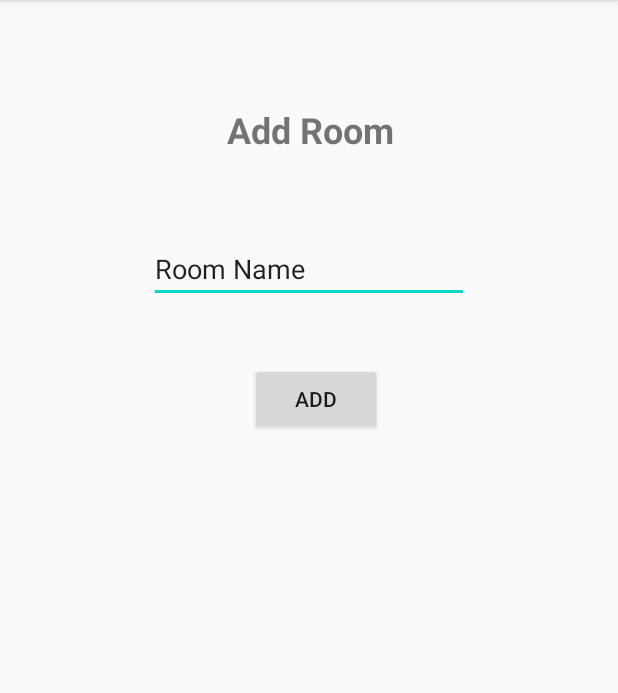
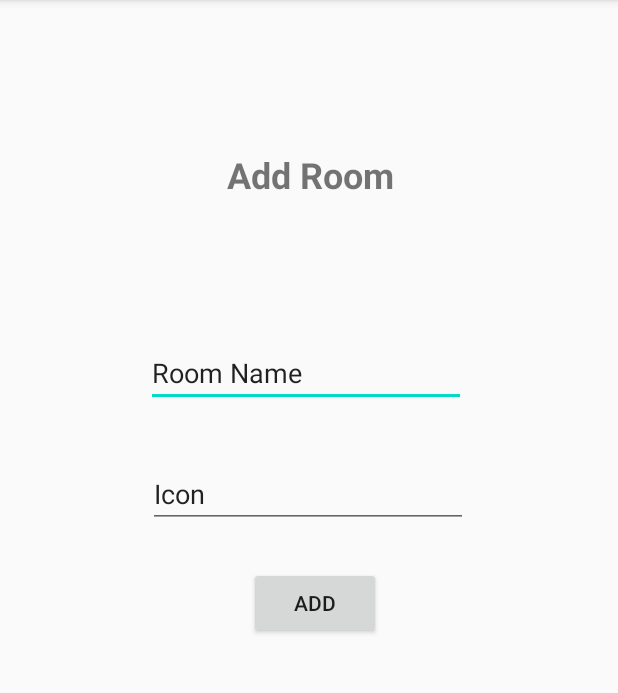
Before and after one commit to argruk/smarthome_android, an Android app: the CreateRoomActivity screen opened directly, with no data from a screen before it, after a tap on "ADD", on a phone screen of 412 x 824 dp, the part 84-777 px from its top. Run offline under Robolectric (Android 15) with nearby library versions, the phone set to English and light mode, and no system bars; our stand-ins replace Firebase (no records; nobody signed in at launch, a user with empty details on screens opened directly), Room's generated code; Roboto replaces fonts that are not available here.

Commit message:
Add Room is ready with FireStore

```diff
--- a/app/build.gradle
+++ b/app/build.gradle
@@ -1,6 +1,7 @@
 apply plugin: 'com.android.application'
 apply plugin: 'kotlin-android'
 apply plugin: 'kotlin-android-extensions'
+apply plugin: 'com.google.gms.google-services'
 
 android {
     compileSdkVersion 30
@@ -30,6 +31,7 @@ dependencies {
     implementation 'androidx.core:core-ktx:1.3.2'
     implementation 'androidx.appcompat:appcompat:1.2.0'
     implementation 'androidx.constraintlayout:constraintlayout:2.0.4'
+    implementation 'com.google.firebase:firebase-firestore:17.1.2'
     testImplementation 'junit:junit:4.12'
     androidTestImplementation 'androidx.test.ext:junit:1.1.2'
     androidTestImplementation 'androidx.test.espresso:espresso-core:3.3.0'
--- a/app/src/main/java/com/example/smarthome/CreateRoomActivity.kt
+++ b/app/src/main/java/com/example/smarthome/CreateRoomActivity.kt
@@ -2,21 +2,40 @@ package com.example.smarthome
 
 import android.content.Intent
 import android.os.Bundle
-import android.os.PersistableBundle
+import android.text.TextUtils
 import android.util.Log
 import android.view.Menu
 import android.view.MenuItem
-import androidx.appcompat.app.AppCompatActivity
+import android.widget.Toast
+import androidx.fragment.app.FragmentActivity
+import com.google.firebase.firestore.FirebaseFirestore
 import kotlinx.android.synthetic.main.add_room_activity.*
+import java.util.*
+import kotlin.collections.HashMap
+
 
 class CreateRoomActivity : ToolbarHelper() {
+
     override fun onCreate(savedInstanceState: Bundle?) {
         super.onCreate(savedInstanceState)
         setContentView(R.layout.add_room_activity)
 
+        val db = FirebaseFirestore.getInstance()
+        var new_id = db.collection("rooms").document().id
+
         add_room.setOnClickListener{
-            var name = add_room.text
+            var name = room_name.text
+            var icon = icon.text
 
+            val room =  RoomEntity(new_id, name.toString(), icon.toString())
+
+            db.collection("rooms").document(new_id).set(room)
+                .addOnSuccessListener {
+                    Toast.makeText(this, "Room has been added successfully", Toast.LENGTH_SHORT).show()
+                }
+                .addOnFailureListener{
+                        e -> Toast.makeText(this, "Room has not been added!", Toast.LENGTH_SHORT).show()
+                }
         }
     }
 
--- a/app/src/main/java/com/example/smarthome/RoomEntity.kt
+++ b/app/src/main/java/com/example/smarthome/RoomEntity.kt
@@ -5,7 +5,7 @@ import androidx.room.PrimaryKey
 
 @Entity
 data class RoomEntity (
-    @PrimaryKey(autoGenerate = true) val id: Int,
+    @PrimaryKey(autoGenerate = true) val id: String?,
     val title: String?,
     val icon: String?
 )
--- a/app/src/main/res/layout/add_room_activity.xml
+++ b/app/src/main/res/layout/add_room_activity.xml
@@ -12,12 +12,13 @@
         android:layout_height="wrap_content"
         android:layout_marginStart="101dp"
         android:layout_marginEnd="101dp"
-        android:layout_marginBottom="40dp"
+        android:layout_marginBottom="35dp"
         android:ems="10"
         android:inputType="textPersonName"
         android:text="Room Name"
-        app:layout_constraintBottom_toTopOf="@+id/add_room"
+        app:layout_constraintBottom_toTopOf="@+id/icon"
         app:layout_constraintEnd_toEndOf="parent"
+        app:layout_constraintHorizontal_bias="1.0"
         app:layout_constraintStart_toStartOf="parent" />
 
     <TextView
@@ -45,9 +46,24 @@
         android:layout_height="wrap_content"
         android:layout_marginStart="166dp"
         android:layout_marginEnd="157dp"
-        android:layout_marginBottom="478dp"
+        android:layout_marginBottom="342dp"
         android:text="Add"
         app:layout_constraintBottom_toBottomOf="parent"
         app:layout_constraintEnd_toEndOf="parent"
+        app:layout_constraintHorizontal_bias="0.0"
+        app:layout_constraintStart_toStartOf="parent" />
+
+    <EditText
+        android:id="@+id/icon"
+        android:layout_width="wrap_content"
+        android:layout_height="wrap_content"
+        android:layout_marginStart="100dp"
+        android:layout_marginEnd="101dp"
+        android:layout_marginBottom="26dp"
+        android:ems="10"
+        android:inputType="textPersonName"
+        android:text="Icon"
+        app:layout_constraintBottom_toTopOf="@+id/add_room"
+        app:layout_constraintEnd_toEndOf="parent"
         app:layout_constraintStart_toStartOf="parent" />
 </androidx.constraintlayout.widget.ConstraintLayout>
--- a/build.gradle
+++ b/build.gradle
@@ -8,6 +8,7 @@ buildscript {
     dependencies {
         classpath "com.android.tools.build:gradle:4.0.1"
         classpath "org.jetbrains.kotlin:kotlin-gradle-plugin:$kotlin_version"
+        classpath 'com.google.gms:google-services:4.2.0'
 
         // NOTE: Do not place your application dependencies here; they belong
         // in the individual module build.gradle files
```
Also changed, not shown: app/src/main/res/drawable/sofa.png (added), 1 other file.
